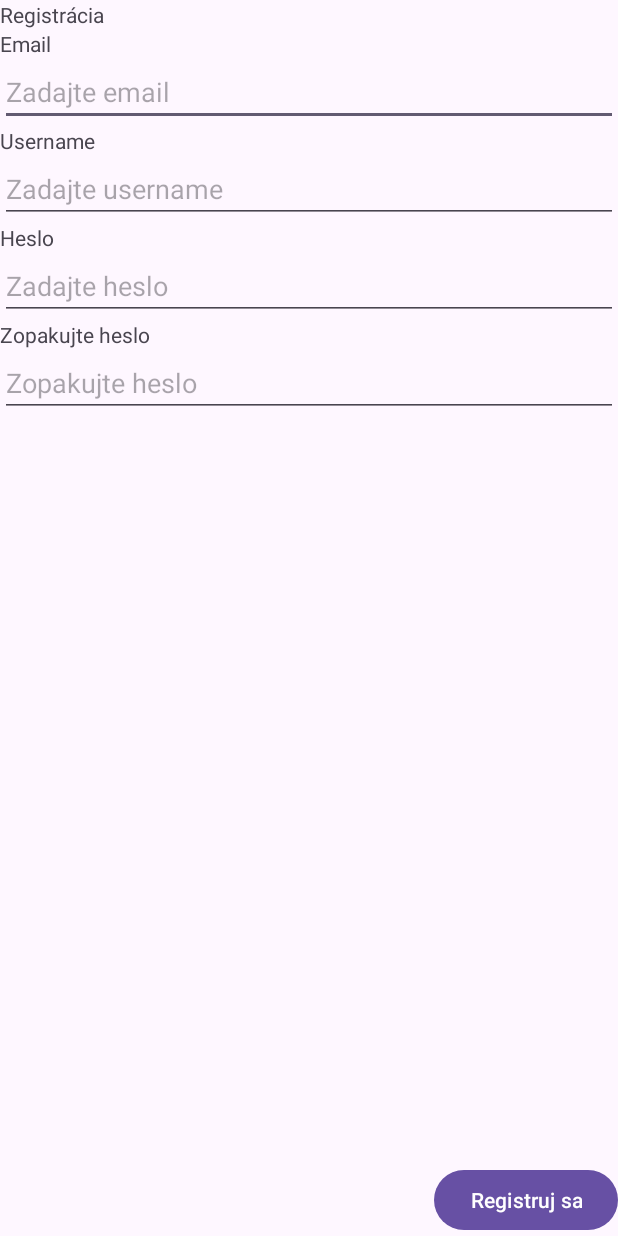
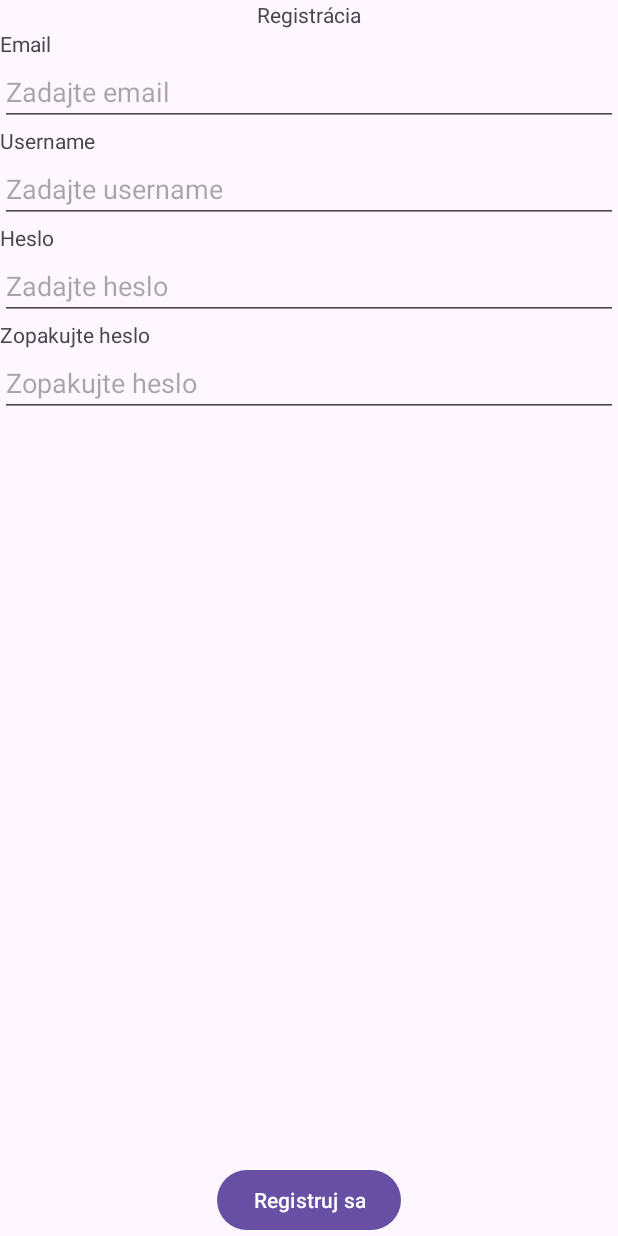
Before and after one commit to Martin-Sefcik/MOBV_Zadanie, an Android app: the screen it shows after launch (InputActivity before the commit, MainActivity after it), after a tap on "Registrácia", on a phone screen of 412 x 824 dp. Run offline under Robolectric (Android 15) with nearby library versions, the phone set to English and light mode, and no system bars.

Commit message:
feat: implement fragments

```diff
--- a/MOBVZadanie/app/src/main/java/eu/mcomputing/mobv/zadanie/InputActivity.kt
+++ /dev/null
@@ -1,24 +0,0 @@
-package eu.mcomputing.mobv.zadanie
-
-import android.os.Bundle
-import android.widget.Button
-import android.widget.EditText
-import androidx.appcompat.app.AppCompatActivity
-
-class InputActivity : AppCompatActivity() {
-    override fun onCreate(savedInstanceState: Bundle?) {
-        super.onCreate(savedInstanceState)
-        setContentView(R.layout.activity_input)
-
-        val submitButton: Button = findViewById(R.id.submitButton)
-        submitButton.setOnClickListener {
-            // Logika po kliknutí na tlačidlo, napríklad na získanie textu z EditText
-            val input_email: String = findViewById<EditText>(R.id.editText1).text.toString()
-            val input_username: String = findViewById<EditText>(R.id.editText2).text.toString()
-            val input_password: String = findViewById<EditText>(R.id.editText3).text.toString()
-            val input_password_again: String = findViewById<EditText>(R.id.editText4).text.toString()
-
-            // Spracovanie dát alebo iné akcie
-        }
-    }
-}
--- /dev/null
+++ b/MOBVZadanie/app/src/main/java/eu/mcomputing/mobv/zadanie/IntroFragment.kt
@@ -0,0 +1,49 @@
+package eu.mcomputing.mobv.zadanie
+
+import android.os.Bundle
+import android.view.View
+import android.widget.Button
+import androidx.fragment.app.Fragment
+import androidx.navigation.findNavController
+
+//class MainActivity : AppCompatActivity() {
+//    override fun onCreate(savedInstanceState: Bundle?) {
+//        super.onCreate(savedInstanceState)
+//        setContentView(R.layout.fragment_intro)
+//        //setContentView(R.layout.activity_main)
+//        Log.d("MojTag", "moje info")
+//
+//        val myButton: Button = findViewById(R.id.button1)
+//        myButton.setOnClickListener {
+//            Log.d("My Buttonn", "moje tlacitko")
+//            val intent = Intent(this, InputActivity::class.java)
+//            startActivity(intent)
+//        }
+//
+//        val myButton2: Button = findViewById(R.id.button2)
+//        myButton2.setOnClickListener {
+//            Log.d("My Buttonn2222", "moje tlacitko2")
+//            val intent = Intent(this, SignActivity::class.java)
+//            startActivity(intent)
+//        }
+//    }
+//}
+
+class IntroFragment : Fragment(R.layout.fragment_intro) {
+    override fun onViewCreated(view: View, savedInstanceState: Bundle?) {
+        super.onViewCreated(view, savedInstanceState)
+
+        // Kód z Activity
+        view.findViewById<Button>(R.id.button1).apply {
+            setOnClickListener {
+                it.findNavController().navigate(R.id.action_intro_to_signup)
+            }
+        }
+
+        view.findViewById<Button>(R.id.button2).apply {
+            setOnClickListener {
+                it.findNavController().navigate(R.id.action_intro_to_login)
+            }
+        }
+    }
+}
--- a/MOBVZadanie/app/src/main/java/eu/mcomputing/mobv/zadanie/MainActivity.kt
+++ b/MOBVZadanie/app/src/main/java/eu/mcomputing/mobv/zadanie/MainActivity.kt
@@ -1,30 +1,13 @@
 package eu.mcomputing.mobv.zadanie
 
-import android.content.Intent
+import android.os.Bundle
 import androidx.appcompat.app.AppCompatActivity
-import android.os.Bundle
-import android.util.Log
-import android.widget.Button
 
 class MainActivity : AppCompatActivity() {
     override fun onCreate(savedInstanceState: Bundle?) {
         super.onCreate(savedInstanceState)
-        setContentView(R.layout.cons_layout)
-        //setContentView(R.layout.activity_main)
-        Log.d("MojTag", "moje info")
+        setContentView(R.layout.activity_main)
+    }
 
-        val myButton: Button = findViewById(R.id.button1)
-        myButton.setOnClickListener {
-            Log.d("My Buttonn", "moje tlacitko")
-            val intent = Intent(this, InputActivity::class.java)
-            startActivity(intent)
-        }
 
-        val myButton2: Button = findViewById(R.id.button2)
-        myButton2.setOnClickListener {
-            Log.d("My Buttonn2222", "moje tlacitko2")
-            val intent = Intent(this, SignActivity::class.java)
-            startActivity(intent)
-        }
-    }
 }
--- /dev/null
+++ b/MOBVZadanie/app/src/main/java/eu/mcomputing/mobv/zadanie/SignupFragment.kt
@@ -0,0 +1,45 @@
+package eu.mcomputing.mobv.zadanie
+
+import android.os.Bundle
+import android.view.View
+import android.widget.Button
+import android.widget.EditText
+import androidx.fragment.app.Fragment
+
+//class InputActivity : AppCompatActivity() {
+//    override fun onCreate(savedInstanceState: Bundle?) {
+//        super.onCreate(savedInstanceState)
+//        setContentView(R.layout.fragment_signup)
+//
+//        val submitButton: Button = findViewById(R.id.submitButton)
+//        submitButton.setOnClickListener {
+//            // Logika po kliknutí na tlačidlo, napríklad na získanie textu z EditText
+//            val input_email: String = findViewById<EditText>(R.id.editText1).text.toString()
+//            val input_username: String = findViewById<EditText>(R.id.editText2).text.toString()
+//            val input_password: String = findViewById<EditText>(R.id.editText3).text.toString()
+//            val input_password_again: String = findViewById<EditText>(R.id.editText4).text.toString()
+//
+//            // Spracovanie dát alebo iné akcie
+//        }
+//    }
+//}
+
+class SignupFragment : Fragment(R.layout.fragment_signup) {
+    override fun onViewCreated(view: View, savedInstanceState: Bundle?) {
+        super.onViewCreated(view, savedInstanceState)
+
+        // Kód z Activity
+        view.findViewById<Button>(R.id.submitButton).apply {
+        setOnClickListener {
+            // Logika po kliknutí na tlačidlo, napríklad na získanie textu z EditText
+            val input_email: String = findViewById<EditText>(R.id.editText1).text.toString()
+            val input_username: String = findViewById<EditText>(R.id.editText2).text.toString()
+            val input_password: String = findViewById<EditText>(R.id.editText3).text.toString()
+            val input_password_again: String =
+                findViewById<EditText>(R.id.editText4).text.toString()
+
+            // Spracovanie dát alebo iné akcie
+        }
+        }
+    }
+}
--- a/MOBVZadanie/app/src/main/res/layout/activity_main.xml
+++ b/MOBVZadanie/app/src/main/res/layout/activity_main.xml
@@ -2,17 +2,22 @@
 <androidx.constraintlayout.widget.ConstraintLayout xmlns:android="http://schemas.android.com/apk/res/android"
     xmlns:app="http://schemas.android.com/apk/res-auto"
     xmlns:tools="http://schemas.android.com/tools"
+    android:id="@+id/container"
     android:layout_width="match_parent"
     android:layout_height="match_parent"
     tools:context=".MainActivity">
 
-    <TextView
-        android:layout_width="wrap_content"
-        android:layout_height="wrap_content"
-        android:text="Hello World!"
+    <!-- NavHostFragment to hold and manage navigation between fragments -->
+    <fragment
+        android:id="@+id/nav_host_fragment_activity_main"
+        android:name="androidx.navigation.fragment.NavHostFragment"
+        android:layout_width="0dp"
+        android:layout_height="0dp"
         app:layout_constraintBottom_toBottomOf="parent"
-        app:layout_constraintEnd_toEndOf="parent"
-        app:layout_constraintStart_toStartOf="parent"
-        app:layout_constraintTop_toTopOf="parent" />
+        app:layout_constraintLeft_toLeftOf="parent"
+        app:layout_constraintRight_toRightOf="parent"
+        app:layout_constraintTop_toTopOf="parent"
+        app:defaultNavHost="true"
+        app:navGraph="@navigation/nav_graph" />
 
 </androidx.constraintlayout.widget.ConstraintLayout>
--- a/MOBVZadanie/app/src/main/res/layout/activity_sign.xml
+++ b/MOBVZadanie/app/src/main/res/layout/fragment_login.xml
@@ -9,6 +9,7 @@
         android:layout_width="wrap_content"
         android:layout_height="wrap_content"
         android:text="Prihlásenie"
+        app:layout_constraintEnd_toEndOf="parent"
         app:layout_constraintStart_toStartOf="parent"
         app:layout_constraintTop_toTopOf="parent" />
 
@@ -52,6 +53,7 @@
         android:layout_height="wrap_content"
         android:text="Prihlasit sa"
         app:layout_constraintBottom_toBottomOf="parent"
+        app:layout_constraintStart_toStartOf="parent"
         app:layout_constraintEnd_toEndOf="parent" />
 
 </androidx.constraintlayout.widget.ConstraintLayout>
--- a/MOBVZadanie/app/src/main/res/layout/activity_input.xml
+++ b/MOBVZadanie/app/src/main/res/layout/fragment_signup.xml
@@ -10,6 +10,7 @@
         android:layout_height="wrap_content"
         android:text="Registrácia"
         app:layout_constraintStart_toStartOf="parent"
+        app:layout_constraintEnd_toEndOf="parent"
         app:layout_constraintTop_toTopOf="parent" />
 
     <TextView
@@ -85,6 +86,7 @@
         android:layout_width="wrap_content"
         android:layout_height="wrap_content"
         android:text="Registruj sa"
+        app:layout_constraintStart_toStartOf="parent"
         app:layout_constraintBottom_toBottomOf="parent"
         app:layout_constraintEnd_toEndOf="parent" />
 
--- /dev/null
+++ b/MOBVZadanie/app/src/main/res/navigation/nav_graph.xml
@@ -0,0 +1,27 @@
+<?xml version="1.0" encoding="utf-8"?>
+<navigation xmlns:android="http://schemas.android.com/apk/res/android"
+    xmlns:app="http://schemas.android.com/apk/res-auto"
+    android:id="@+id/nav_graph"
+    app:startDestination="@+id/introFragment">
+
+    <fragment
+        android:id="@+id/introFragment"
+        android:name="eu.mcomputing.mobv.zadanie.IntroFragment">
+
+        <action
+            android:id="@+id/action_intro_to_login"
+            app:destination="@id/loginFragment" />
+        <action
+            android:id="@+id/action_intro_to_signup"
+            app:destination="@id/signupFragment" />
+    </fragment>
+
+    <fragment
+        android:id="@+id/loginFragment"
+        android:name="eu.mcomputing.mobv.zadanie.LoginFragment" />
+
+    <fragment
+        android:id="@+id/signupFragment"
+        android:name="eu.mcomputing.mobv.zadanie.SignupFragment">
+    </fragment>
+</navigation>
```
Also changed, not shown: MOBVZadanie/app/src/main/AndroidManifest.xml (+4 -4 lines), MOBVZadanie/app/src/main/java/eu/mcomputing/mobv/zadanie/LoginFragment.kt (added, +40 -0 lines), MOBVZadanie/app/src/main/java/eu/mcomputing/mobv/zadanie/SignActivity.kt (deleted, +0 -22 lines), MOBVZadanie/app/src/main/res/layout/fragment_intro.xml (renamed from MOBVZadanie/app/src/main/res/layout/cons_layout.xml).
